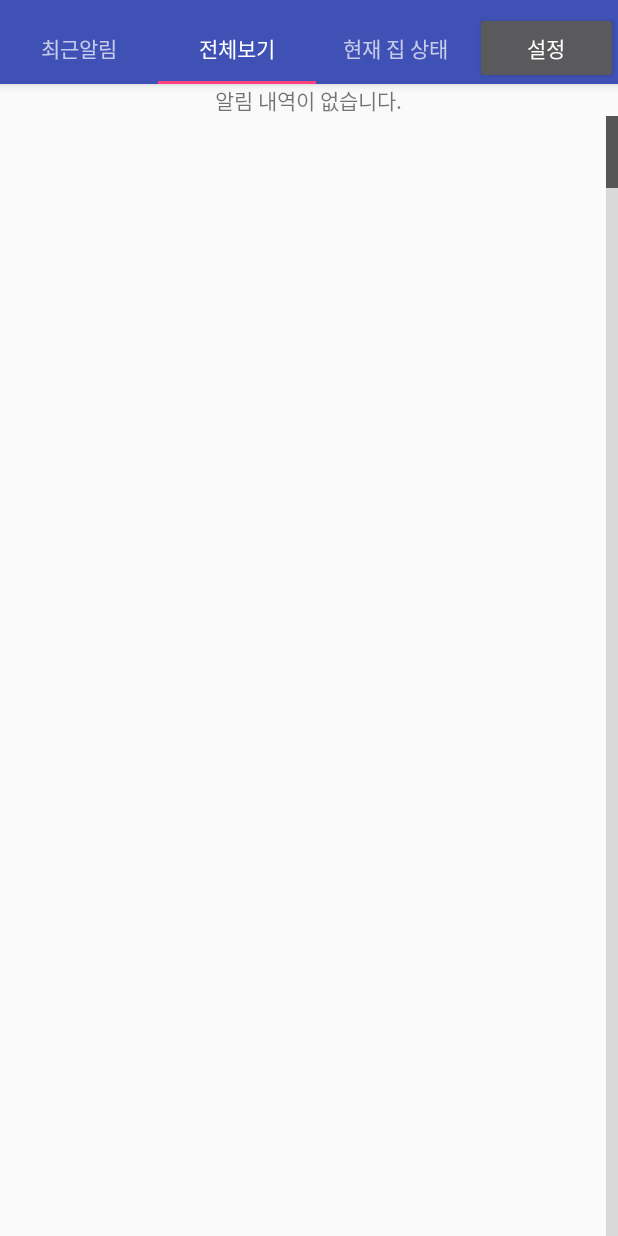
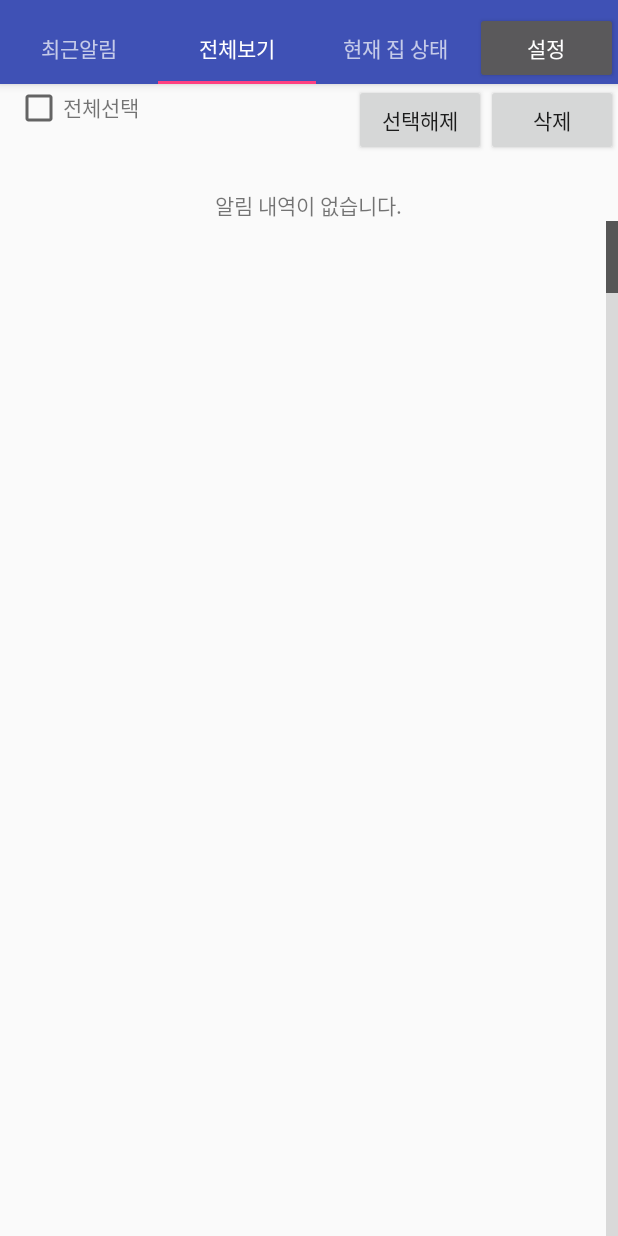
Before and after one commit to Yoojinn/Who, an Android app: the screen it shows after launch (MainActivity), tab 2 chosen, on a phone screen of 412 x 824 dp. Run offline under Robolectric (Android 15) with nearby library versions, the phone set to English and light mode, and no system bars; 1 statement that could not run was skipped.

Commit message:
전체선택 레이아웃 추가 전체선택 기능 구현

```diff
--- a/app/src/main/java/project/householdgod/AllInformationCheck.java
+++ b/app/src/main/java/project/householdgod/AllInformationCheck.java
@@ -9,6 +9,9 @@ import android.view.Gravity;
 import android.view.LayoutInflater;
 import android.view.View;
 import android.view.ViewGroup;
+import android.widget.AdapterView;
+import android.widget.Button;
+import android.widget.CheckBox;
 import android.widget.LinearLayout;
 import android.widget.ListView;
 import android.database.Cursor;
@@ -18,14 +21,20 @@ import android.widget.TextView;
  * Created by 10105-김유진 on 2016-09-01.
  */
 @SuppressLint("ValidFragment")
-public class AllInformationCheck extends Fragment {
+public class AllInformationCheck extends Fragment implements View.OnClickListener{
 
     protected TextView textView;
     protected ListView listView;
     protected DBManager mDbManager;
     protected CursorAdapterEx cursorAdapterEx;
     protected Cursor c;
+    protected CheckBox allSelectCheckBox;
+    protected Button deleteButton;
+    protected Button selectClearButton;
     LinearLayout linearLayout;
+
+    private String[] delItemArr; //삭제될 리스트 선택 배열
+    private CheckBox mAllCheckBox; //전체 삭제 체크박스
 
     Context mContext;
 
@@ -38,11 +47,17 @@ public class AllInformationCheck extends Fragment {
                              ViewGroup container, Bundle savedInstanceState) {
         View view = inflater.inflate(R.layout.all_information_check_main, null);
 
-//        Context context = getActivity();
         mDbManager = DBManager.getInstance(mContext);
 
         textView = (TextView)view.findViewById(R.id.all_information_textview);
         listView = (ListView)view.findViewById(R.id.all_information_listview);
+        linearLayout = (LinearLayout)view.findViewById(R.id.all_linear_layout);
+
+        allSelectCheckBox = (CheckBox)view.findViewById(R.id.all_check_box);
+        deleteButton = (Button) view.findViewById(R.id.delete_button);
+        selectClearButton = (Button) view.findViewById(R.id.check_clear_button);
+
+        delItemArr = new String[10000];
 
         String[] Columns = new String[]{"_id","UserCheck", "KindOfSensor"," time"};
         c = mDbManager.query("SensorInfo", Columns,null, null, null, null, null);
@@ -51,17 +66,106 @@ public class AllInformationCheck extends Fragment {
             setListview();
         }
         else{
-            linearLayout = (LinearLayout)view.findViewById(R.id.all_linear_layout);
-            linearLayout.setGravity(Gravity.CENTER);
-            textView.setText("알림 내역이 없습니다.");
+           setNoNotice();
         }
+
+        allSelectCheckBox.setOnClickListener(this);
+        deleteButton.setOnClickListener(this);
+        selectClearButton.setOnClickListener(this);
+
         return view;
     }
 
-    //전적 리스트뷰 ------------------------------------------------------
+    //리스트뷰 ------------------------------------------------------
     public void setListview(){
         cursorAdapterEx = new CursorAdapterEx(mContext,c,0);
         listView.setAdapter(cursorAdapterEx);
+        listView.setChoiceMode(ListView.CHOICE_MODE_MULTIPLE); //checkBox와 연동하기 위함
     }
     //---------------------------------------------------------------------
+
+    public void setNoNotice(){
+        linearLayout.setGravity(Gravity.CENTER);
+        textView.setText("알림 내역이 없습니다.");
+    }
+
+    @Override
+    public void onClick(View view)
+    {
+        switch (view.getId()){
+            case R.id.delete_button :
+                for(int i=0 ; i<c.getCount() ; i++)
+                {
+                    mDbManager.delete(DBManager.TABLE, "_id"+"="+delItemArr[i],null );
+                }
+                break;
+
+            case R.id.check_clear_button :
+                break;
+
+            case R.id.all_check_box :
+
+                cursorAdapterEx.allCheckBoxSetting(allSelectCheckBox.isChecked());
+                //전체 선택시 배열에 저장
+                if(allSelectCheckBox.isChecked())
+                {
+                    c.moveToFirst();
+                    for(int i=0; i<c.getCount();i++)
+                    {
+                        delItemArr[i] = c.getString(0);
+                        if(c.getCount()!=i)
+                        {
+                            c.moveToNext();
+                        }
+                    }
+                }else
+                {
+                    for(int i=0; i<c.getCount(); i++)
+                    {
+                        delItemArr[i] = null;
+                    }
+                }
+                break;
+        }
+    }
+
+
+    android.widget.AdapterView.OnItemClickListener onItemClickListener = new AdapterView.OnItemClickListener() {
+        @Override
+        public void onItemClick(AdapterView<?> parent, View view, int position, long id) {
+            allSelectCheckBox.setChecked(!allSelectCheckBox.isChecked());
+            c.moveToPosition(position);
+
+            if(allSelectCheckBox.isChecked()){
+                delItemArr[position] = c.getString(0); //id값 저장
+                cursorAdapterEx.setCheckBoxState(position, true);
+                //전체가 다 체크되었는지 체크
+                checkBoxAllCheckState();
+            }else
+            {
+                delItemArr[position] = null;
+                mAllCheckBox.setChecked(false); //전체 체크박스 해제
+                cursorAdapterEx.setCheckBoxState(position, false);
+            }
+        }
+    };
+
+    //전체가 다 체크되었는지 체크
+    private void checkBoxAllCheckState()
+    {
+        int totalCnt = 0;
+        for(int i=0; i<delItemArr.length;i++)
+        {
+            if(delItemArr[i] != null)
+            {
+                totalCnt++;
+            }
+        }
+        if(totalCnt == delItemArr.length)
+        {
+            mAllCheckBox.setChecked(true);
+        }
+    }
+
+
 }
--- a/app/src/main/java/project/householdgod/MainActivity.java
+++ b/app/src/main/java/project/householdgod/MainActivity.java
@@ -67,7 +67,6 @@ public class MainActivity extends AppCompatActivity {
         if (wifi.isConnected() || mobile.isConnected()) {
             Log.e("wifi","connect");
             ReceiveDataFromServer receiveDataFromServer = new ReceiveDataFromServer(getApplicationContext());
-            //ToDo : 서버 주소 입력
             receiveDataFromServer.getData("http://yyjin1217.cafe24.com/sensorInfo/DBRow.php");
         } else {
             Log.e("wifi","deconnect");
--- a/app/src/main/res/layout/all_information_check_main.xml
+++ b/app/src/main/res/layout/all_information_check_main.xml
@@ -3,6 +3,48 @@
     android:orientation="vertical" android:layout_width="match_parent"
     android:layout_height="match_parent"
     android:id="@+id/all_linear_layout">
+    <LinearLayout
+        android:layout_width="match_parent"
+        android:layout_height="70dp">
+        <LinearLayout
+            android:layout_width="wrap_content"
+            android:layout_height="wrap_content"
+            android:layout_weight="1"
+            >
+            <CheckBox
+                android:id="@+id/all_check_box"
+                android:layout_width="wrap_content"
+                android:layout_height="wrap_content"
+                android:layout_marginLeft="10dp" />
+            <TextView
+                android:layout_width="wrap_content"
+                android:layout_height="wrap_content"
+                android:text="전체선택"/>
+        </LinearLayout>
+
+        <LinearLayout
+            android:layout_width="wrap_content"
+            android:layout_height="match_parent">
+            <Button
+                android:onClick="selectClear"
+                android:id="@+id/check_clear_button"
+                android:layout_width="wrap_content"
+                android:layout_height="wrap_content"
+                android:text="선택해제"/>
+        </LinearLayout>
+
+        <LinearLayout
+            android:layout_width="wrap_content"
+            android:layout_height="match_parent">
+            <Button
+                android:onClick="deleteButton"
+                android:id="@+id/delete_button"
+                android:layout_width="wrap_content"
+                android:layout_height="wrap_content"
+                android:text="삭제"/>
+        </LinearLayout>
+
+    </LinearLayout>
 
     <TextView
         android:layout_gravity="center"
```
Also changed, not shown: app/src/main/java/project/householdgod/CursorAdapterEx.java (+52 -3 lines).
